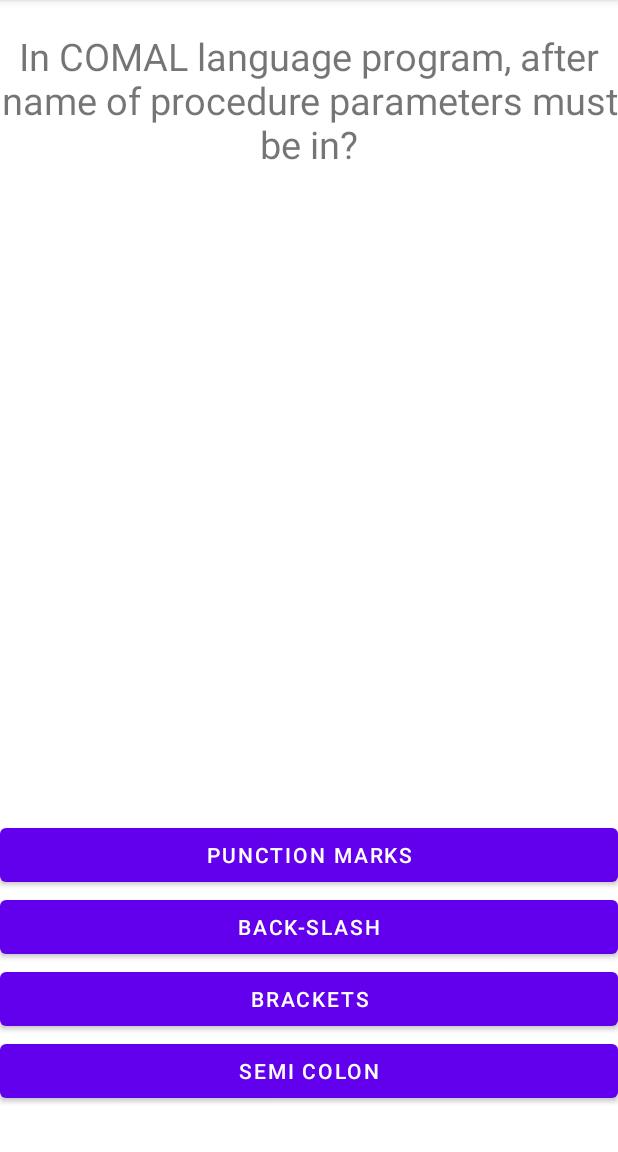
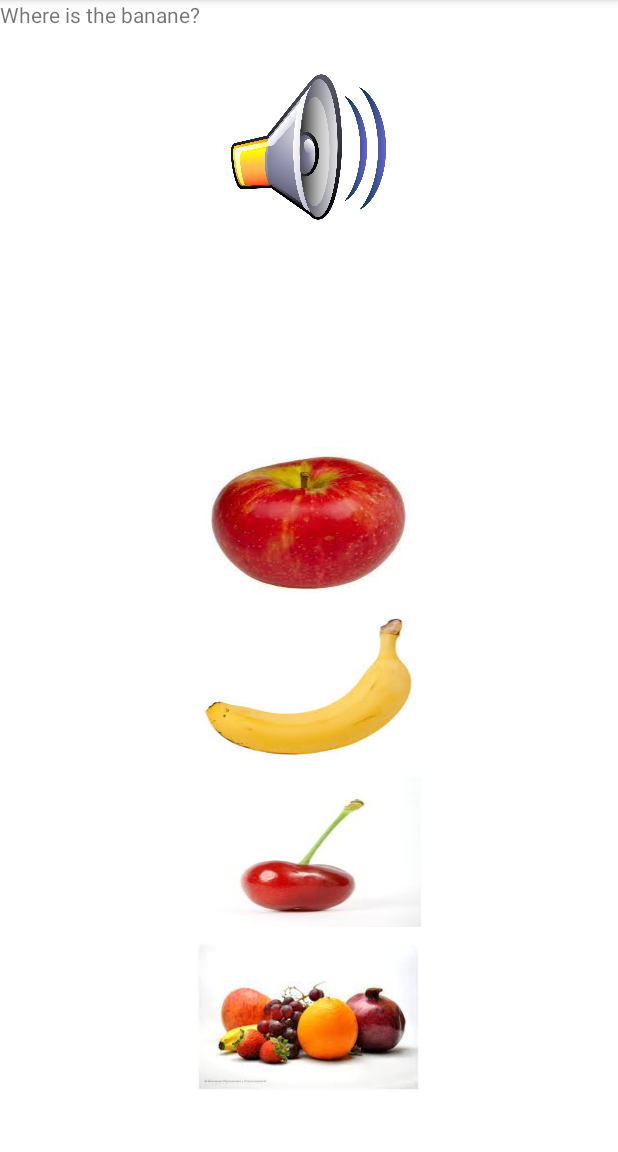
Before and after one commit to emmastac/FunToddlerLearn, an Android app: the FruitsQuiz screen opened directly, with no data from a screen before it, on a phone screen of 412 x 824 dp, the part 84-1236 px from its top. Run offline under Robolectric (Android 15) with nearby library versions, the phone set to English and light mode, and no system bars.

Commit message:
Added few questions and question audio cues.

```diff
--- a/app/src/main/java/com/example/funlearn/FruitsQuiz.java
+++ b/app/src/main/java/com/example/funlearn/FruitsQuiz.java
@@ -3,93 +3,115 @@ package com.example.funlearn;
 import androidx.appcompat.app.AlertDialog;
 import androidx.appcompat.app.AppCompatActivity;
 
+import android.content.Context;
 import android.content.DialogInterface;
 import android.content.Intent;
+import android.graphics.drawable.Drawable;
+import android.media.MediaPlayer;
 import android.os.Bundle;
+import android.util.Log;
 import android.view.View;
 import android.widget.Button;
+import android.widget.ImageButton;
 import android.widget.TextView;
 import android.widget.Toast;
 
+import java.util.ArrayList;
+import java.util.Arrays;
+import java.util.Collections;
+import java.util.HashSet;
 import java.util.Random;
 
 public class FruitsQuiz extends AppCompatActivity implements View.OnClickListener
 {
-
-    Button btn_one, btn_two, btn_three, btn_four;
+    ImageButton audio;
+    ImageButton btn_one, btn_two, btn_three, btn_four;
     TextView tv_question;
 
     private Question question = new Question();
 
     private String answer;
     private int questionLength = question.questions.length;
+    private int answersLength = question.choices.length;
+    private int num;
 
-    Random random;
+    //Random random;
 
     @Override
     protected void onCreate(Bundle savedInstanceState) {
         super.onCreate(savedInstanceState);
         setContentView(R.layout.activity_fruits_quiz);
 
-        random = new Random();
+        //random = new Random();
 
-        btn_one = (Button)findViewById(R.id.btn_one);
+        btn_one = (ImageButton)findViewById(R.id.btn_one);
         btn_one.setOnClickListener(this);
-        btn_two = (Button)findViewById(R.id.btn_two);
+        btn_two = (ImageButton)findViewById(R.id.btn_two);
         btn_two.setOnClickListener(this);
-        btn_three = (Button)findViewById(R.id.btn_three);
+        btn_three = (ImageButton)findViewById(R.id.btn_three);
         btn_three.setOnClickListener(this);
-        btn_four = (Button)findViewById(R.id.btn_four);
+        btn_four = (ImageButton)findViewById(R.id.btn_four);
         btn_four.setOnClickListener(this);
 
         tv_question = (TextView)findViewById(R.id.tv_question);
 
-        NextQuestion(random.nextInt(questionLength));
+        shuffleQuestions();
+        num = 0;
+        NextQuestion();
     }
 
     @Override
     public void onClick(View v) {
         switch (v.getId()){
+            case R.id.audio :
+                Toast.makeText(FruitsQuiz.this, "Play question", Toast.LENGTH_SHORT).show();
+                playQuestion();
+                break;
+
             case R.id.btn_one:
-                if(btn_one.getText() == answer){
+                if(btn_one.getBackground().getConstantState().equals(this.getResources().getDrawable(getResourceId(this, "drawable", answer)).getConstantState())){
                     Toast.makeText(FruitsQuiz.this, "You Are Correct", Toast.LENGTH_SHORT).show();
-                    NextQuestion(random.nextInt(questionLength));
+                    NextQuestion();
                 }else{
-                    GameOver();
+                    playQuestion();
                 }
 
                 break;
 
             case R.id.btn_two:
-                if(btn_two.getText() == answer){
+                if(btn_two.getBackground().getConstantState().equals(this.getResources().getDrawable(getResourceId(this, "drawable",answer)).getConstantState())){
                     Toast.makeText(FruitsQuiz.this, "You Are Correct", Toast.LENGTH_SHORT).show();
-                    NextQuestion(random.nextInt(questionLength));
+                    NextQuestion();
                 }else{
-                    GameOver();
+                    playQuestion();
                 }
 
                 break;
 
             case R.id.btn_three:
-                if(btn_three.getText() == answer){
+                if(btn_three.getBackground().getConstantState().equals(this.getResources().getDrawable(getResourceId(this, "drawable",answer)).getConstantState())){
                     Toast.makeText(FruitsQuiz.this, "You Are Correct", Toast.LENGTH_SHORT).show();
-                    NextQuestion(random.nextInt(questionLength));
+                    NextQuestion();
                 }else{
-                    GameOver();
+                    playQuestion();
                 }
 
                 break;
 
             case R.id.btn_four:
-                if(btn_four.getText() == answer){
+                if(btn_four.getBackground().getConstantState().equals(this.getResources().getDrawable(getResourceId(this, "drawable",answer)).getConstantState())){
                     Toast.makeText(FruitsQuiz.this, "You Are Correct", Toast.LENGTH_SHORT).show();
-                    NextQuestion(random.nextInt(questionLength));
+                    NextQuestion();
                 }else{
-                    GameOver();
+                    playQuestion();
                 }
 
                 break;
         }
+    }
+
+    private void GameEnd(){
+        //TODO
     }
 
     private void GameOver(){
@@ -113,13 +135,46 @@ public class FruitsQuiz extends AppCompatActivity implements View.OnClickListene
 
     }
 
-    private void NextQuestion(int num){
-        tv_question.setText(question.getQuestion(num));
-        btn_one.setText(question.getchoice1(num));
-        btn_two.setText(question.getchoice2(num));
-        btn_three.setText(question.getchoice3(num));
-        btn_four.setText(question.getchoice4(num));
+    public static int getResourceId(Context context, String type, String name) {
+        name = name.toLowerCase();
+        return context.getResources().getIdentifier(name, type, context.getPackageName());
+    }
 
-        answer = question.getCorrectAnswer(num);
+
+    private ArrayList<Integer> shuffledQuestions = new ArrayList<Integer>();
+
+    private void shuffleQuestions(){
+        for(int i=0; i<question.questions.length; i++){
+
+            shuffledQuestions.add(new Integer(i));
+        }
+        Collections.shuffle(shuffledQuestions);
+    }
+
+    private void playQuestion(){
+
+        MediaPlayer music = MediaPlayer.create(FruitsQuiz.this, getResourceId(this,"raw" , answer));
+        music.start();
+    }
+
+    // Sets quiz for the next question
+    private void NextQuestion(){
+        if (shuffledQuestions.size()==num){
+           // fillRemainingQuestions();
+            GameOver();
+        }
+
+        int shuffledNum = shuffledQuestions.get(num);
+        num += 1;
+
+        answer = question.getCorrectAnswer(shuffledNum);
+        tv_question.setText(question.getQuestion(shuffledNum));
+        playQuestion();
+
+        btn_one.setBackground(this.getResources().getDrawable(getResourceId(this, "drawable", question.getchoice1(shuffledNum))));
+        btn_two.setBackground(this.getResources().getDrawable(getResourceId(this, "drawable",question.getchoice2(shuffledNum))));
+        btn_three.setBackground(this.getResources().getDrawable(getResourceId(this, "drawable",question.getchoice3(shuffledNum))));
+        btn_four.setBackground(this.getResources().getDrawable(getResourceId(this, "drawable",question.getchoice4(shuffledNum))));
+
     }
 }
--- a/app/src/main/java/com/example/funlearn/Question.java
+++ b/app/src/main/java/com/example/funlearn/Question.java
@@ -2,51 +2,45 @@ package com.example.funlearn;
 
 public class Question {
 
-    public String questions[] = {
-            "Which is a Programming Language?",
-            "In COMAL language program, after name of procedure parameters must be in?",
-            "Programming language COBOL works best for use in?"
+    public String[] questions = {
+            "Where is the apple?",
+            "Where is the banane?",
+            "Where is the cherry?"
     };
 
-    public String choices[][] = {
-            {"HTML", "CSS", "Vala", "PHP"},
-            {"Punction Marks", "Back-Slash", "Brackets", "Semi Colon"},
-            {"Siemens Applications", "Student Applications", "Social Applications", "Commercial Applications"}
+    public String[][] choices = {
+            {"apple", "banane", "cherry", "fruits"},
+            {"apple", "banane", "cherry", "fruits"},
+            {"apple", "banane", "cherry", "fruits"}
     };
 
-    public String correctAnswer[] = {
-            "PHP",
-            "Brackets",
-            "Commercial Applications"
+    public String[] correctAnswer = {
+            "apple",
+            "banane",
+            "cherry"
     };
 
     public String getQuestion(int a){
-        String question = questions[a];
-        return question;
+        return questions[a];
     }
 
     public String getchoice1(int a){
-        String choice = choices[a][0];
-        return choice;
+        return choices[a][0];
     }
 
     public String getchoice2(int a){
-        String choice = choices[a][1];
-        return choice;
+        return choices[a][1];
     }
 
     public String getchoice3(int a){
-        String choice = choices[a][2];
-        return choice;
+        return choices[a][2];
     }
 
     public String getchoice4(int a){
-        String choice = choices[a][3];
-        return choice;
+        return choices[a][3];
     }
 
     public String getCorrectAnswer(int a){
-        String answer = correctAnswer[a];
-        return answer;
+        return correctAnswer[a];
     }
 }
--- a/app/src/main/res/layout/activity_fruits_quiz.xml
+++ b/app/src/main/res/layout/activity_fruits_quiz.xml
@@ -1,54 +1,61 @@
 <?xml version="1.0" encoding="utf-8"?>
 <RelativeLayout xmlns:android="http://schemas.android.com/apk/res/android"
-    xmlns:app="http://schemas.android.com/apk/res-auto"
     xmlns:tools="http://schemas.android.com/tools"
     android:layout_width="match_parent"
     android:layout_height="match_parent"
-    tools:context="com.razormist.simplequizapp.MainActivity">
+    tools:context="com.example.funlearn.MainActivity">
 
-    <Button
+    <ImageButton
         android:id="@+id/btn_one"
-        android:layout_width="match_parent"
-        android:layout_height="wrap_content"
-        android:text="Button"
+        android:layout_width="150dp"
+        android:layout_height="100dp"
+        android:layout_above="@+id/btn_two"
         android:layout_centerHorizontal="true"
-        android:layout_above="@+id/btn_two"/>
+        android:layout_marginBottom="10dp"
+        android:contentDescription="@string/fruits_photo_desc" />
 
-    <Button
+    <ImageButton
         android:id="@+id/btn_two"
-        android:layout_width="match_parent"
-        android:layout_height="wrap_content"
-        android:text="Button"
+        android:layout_width="150dp"
+        android:layout_height="100dp"
+        android:contentDescription="@string/fruits_photo_desc"
         android:layout_centerHorizontal="true"
+        android:layout_marginBottom="10dp"
         android:layout_above="@+id/btn_three"/>
 
-    <Button
+    <ImageButton
         android:id="@+id/btn_three"
-        android:layout_width="match_parent"
-        android:layout_height="wrap_content"
-        android:text="Button"
+        android:layout_width="150dp"
+        android:layout_height="100dp"
+        android:contentDescription="@string/fruits_photo_desc"
         android:layout_centerHorizontal="true"
+        android:layout_marginBottom="10dp"
         android:layout_above="@+id/btn_four"/>
 
-    <Button
+    <ImageButton
         android:id="@+id/btn_four"
-        android:layout_width="match_parent"
-        android:layout_height="wrap_content"
-        android:text="Button"
+        android:layout_width="150dp"
+        android:layout_height="100dp"
+        android:contentDescription="@string/fruits_photo_desc"
         android:layout_centerHorizontal="true"
-        android:layout_marginBottom="30dp"
+        android:layout_marginBottom="40dp"
         android:layout_alignParentBottom="true"/>
+
+    <ImageButton
+        android:id="@+id/audio"
+        android:layout_width="110dp"
+        android:layout_height="116dp"
+        android:layout_alignParentTop="true"
+        android:layout_centerHorizontal="true"
+        android:layout_marginTop="40dp"
+        android:background="@drawable/loudspeaker"
+        android:contentDescription="@string/loudspeaker" />
 
     <TextView
         android:id="@+id/tv_question"
-        android:layout_width="match_parent"
+        android:layout_width="wrap_content"
         android:layout_height="wrap_content"
-        android:layout_centerHorizontal="true"
-        android:text="Question"
-        android:textSize="25sp"
-        android:paddingTop="20sp"
-        android:gravity="center_horizontal"
-        android:layout_above="@+id/btn_one"
-        android:layout_alignParentTop="true"/>
+        android:text="@string/question" />
+
 
 </RelativeLayout>
--- a/app/src/main/res/layout/activity_main.xml
+++ b/app/src/main/res/layout/activity_main.xml
@@ -16,7 +16,6 @@
         app:layout_constraintEnd_toEndOf="parent"
         app:layout_constraintStart_toStartOf="parent"
         app:layout_constraintTop_toTopOf="parent"
-        app:srcCompat="@android:drawable/btn_star"
         tools:ignore="SpeakableTextPresentCheck" />
 
 </androidx.constraintlayout.widget.ConstraintLayout>
--- a/app/src/main/res/values/strings.xml
+++ b/app/src/main/res/values/strings.xml
@@ -2,4 +2,7 @@
     <string name="app_name">FunLearn</string>
 
     <string name="fruits_photo_desc">fruits</string>
+    <string name="button">Button</string>
+    <string name="loudspeaker">loudspeaker</string>
+    <string name="question">question</string>
 </resources>
```
Also changed, not shown: app/src/main/res/drawable/loudspeaker.png (added), 3 other files.
